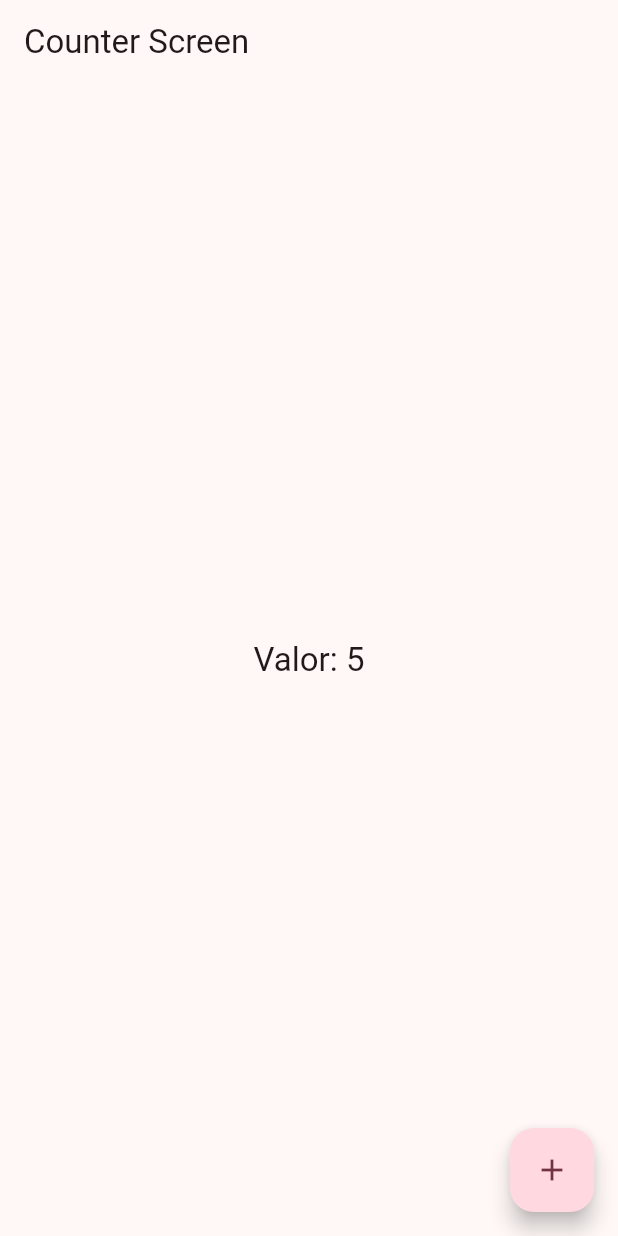
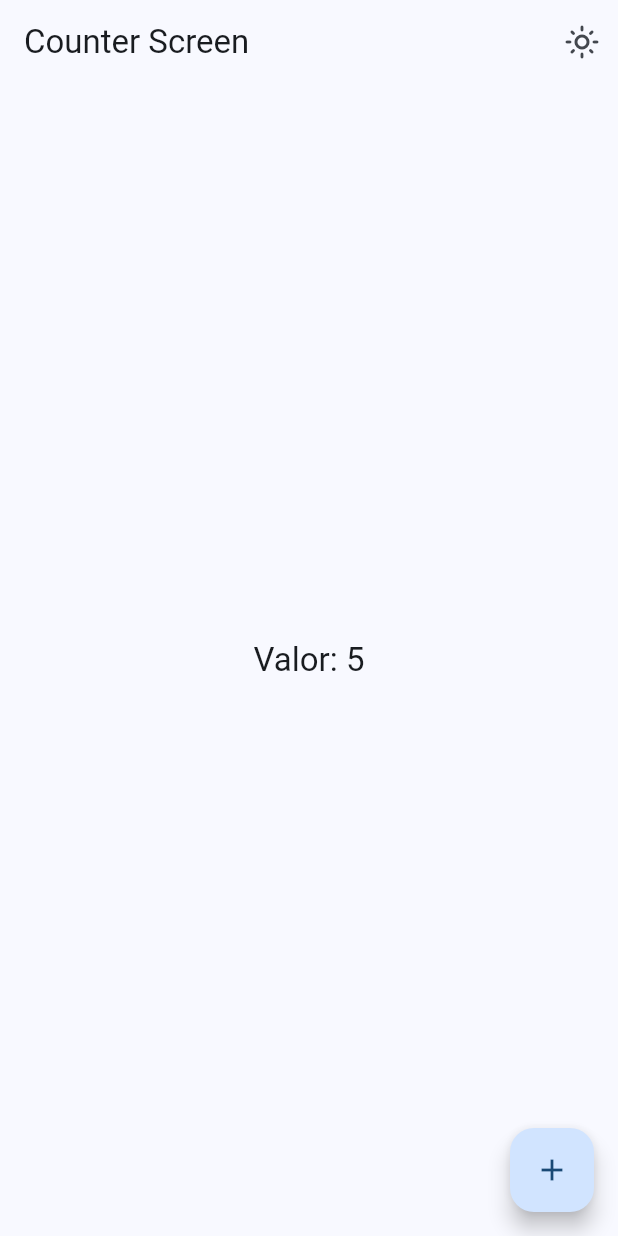
Before and after one commit to FBecerra2/widget_app, a Flutter app: the CounterScreen screen opened by its route, on a phone screen of 412 x 824 dp. Run offline on Flutter 3.47's test engine with Material 2 defaults, Android fonts, the phone set to English and light mode, and no system bars; our stand-ins replace animate_do, flutter_riverpod, go_router.

Commit message:
Before State Notifier

```diff
--- a/lib/config/menu/menu_items.dart
+++ b/lib/config/menu/menu_items.dart
@@ -59,4 +59,9 @@ const appMenuItems = <MenuItem>[
       subTitle: 'Infinite List and pull to refresh',
       link: '/infinite',
       icon: Icons.list_alt_rounded),
+  MenuItem(
+      title: 'Cambiar tema',
+      subTitle: 'Cambiar tema de la aplicación',
+      link: '/theme-changer',
+      icon: Icons.color_lens_outlined),
 ];
--- a/lib/config/router/app_router.dart
+++ b/lib/config/router/app_router.dart
@@ -52,5 +52,10 @@ final appRouter = GoRouter(
       name: CounterScreen.name,
       builder: (context, state) => const CounterScreen(),
     ),
+    GoRoute(
+      path: '/theme-changer',
+      name: ThemeChangerScreen.name,
+      builder: (context, state) => const ThemeChangerScreen(),
+    ),
   ],
 );
--- a/lib/config/theme/app_theme.dart
+++ b/lib/config/theme/app_theme.dart
@@ -14,14 +14,16 @@ const colorList = <Color>[
 
 class AppTheme {
   final int selectedColor;
+  final bool isDarkMode;
 
-  AppTheme({this.selectedColor = 0})
+  AppTheme({this.isDarkMode = false, this.selectedColor = 0})
       : assert(selectedColor >= 0, 'Selected color must be greater than 0'),
         assert(selectedColor < colorList.length,
             'Selected color must be less than ${colorList.length - 1}');
 
   ThemeData getTheme() => ThemeData(
         useMaterial3: true,
+        brightness: isDarkMode ? Brightness.dark : Brightness.light,
         colorSchemeSeed: colorList[selectedColor],
         appBarTheme: const AppBarTheme(centerTitle: false),
       );
--- /dev/null
+++ b/lib/presentation/providers/theme_provider.dart
@@ -0,0 +1,9 @@
+import 'package:flutter_riverpod/flutter_riverpod.dart';
+import 'package:widget_app/config/theme/app_theme.dart';
+
+final isDarkModeProvider = StateProvider<bool>((ref) => false);
+
+//Listado de colores inmutables
+final colorListProvider = Provider((ref) => colorList);
+
+final selectedColorProvider = StateProvider((ref) => 0);
--- a/lib/presentation/screen/app_tutorial/app_tutorial_screen.dart
+++ b/lib/presentation/screen/app_tutorial/app_tutorial_screen.dart
@@ -54,7 +54,7 @@ class _AppTutorialScreenState extends State<AppTutorialScreen> {
 
   @override
   void dispose() {
-    // TODO: implement dispose es para eliminar los listener que no se usa con StateFul Widget
+    //implement dispose es para eliminar los listener que no se usa con StateFul Widget
     pageViewController.dispose();
     super.dispose();
   }
--- a/lib/presentation/screen/buttons/buttons_screen.dart
+++ b/lib/presentation/screen/buttons/buttons_screen.dart
@@ -86,7 +86,7 @@ class _ButtonsView extends StatelessWidget {
                   backgroundColor: MaterialStatePropertyAll(colors.primary),
                   iconColor: const MaterialStatePropertyAll(Colors.white)),
             ),
-            //TODO: Custom Button
+            //Custom Button
 
             const CustomButton(),
           ],
--- a/lib/presentation/screen/counter/counter_screen.dart
+++ b/lib/presentation/screen/counter/counter_screen.dart
@@ -1,7 +1,7 @@
 import 'package:flutter/material.dart';
 import 'package:flutter_riverpod/flutter_riverpod.dart';
-import 'package:go_router/go_router.dart';
 import 'package:widget_app/presentation/providers/counter_provider.dart';
+import 'package:widget_app/presentation/providers/theme_provider.dart';
 
 class CounterScreen extends ConsumerWidget {
   static const name = 'counter_screen';
@@ -10,9 +10,23 @@ class CounterScreen extends ConsumerWidget {
   @override
   Widget build(BuildContext context, WidgetRef ref) {
     final int clickCounter = ref.watch(counterProvider);
+    final bool isDarkMode = ref.watch(isDarkModeProvider);
     return Scaffold(
       appBar: AppBar(
         title: const Text('Counter Screen'),
+        actions: [
+          IconButton(
+            icon: Icon(isDarkMode
+                ? Icons.dark_mode_outlined
+                : Icons.light_mode_outlined),
+            onPressed: () {
+              ref
+                  .read(isDarkModeProvider.notifier)
+                  .update((isDakMode) => !isDakMode);
+            },
+          )
+          //IconButton(onPressed: (){}, icon: const Icon(Icons.night_mode_outlined))
+        ],
       ),
       body: Center(
         child: Text('Valor: $clickCounter',
@@ -21,7 +35,8 @@ class CounterScreen extends ConsumerWidget {
       floatingActionButton: FloatingActionButton(
           child: const Icon(Icons.add),
           onPressed: () {
-            context.pop();
+            ref.read(counterProvider.notifier).state++;
+            //ref.read(counterProvider.notifier).update((state) => state + 1);
           }),
     );
   }
--- a/lib/presentation/screen/infinite_scroll/infinite_scroll_screen.dart
+++ b/lib/presentation/screen/infinite_scroll/infinite_scroll_screen.dart
@@ -44,11 +44,11 @@ class _InfiniteScrollScreenState extends State<InfiniteScrollScreen> {
     addFiveImages();
     isLoading = false;
 
-    //TODO: Revisar si esta montado el componente / widget - Seguir el isMounted que se pone false en el Dispose para cerar el Widget
+    //TRevisar si esta montado el componente / widget - Seguir el isMounted que se pone false en el Dispose para cerar el Widget
     if (!isMounted) return;
     setState(() {});
 
-    //TODO: Mover scroll
+    //Mover scroll
     moveScrollToBotton();
   }
 
--- a/lib/presentation/screen/screens.dart
+++ b/lib/presentation/screen/screens.dart
@@ -1,4 +1,5 @@
 //Archivos de Barril
+export 'package:widget_app/presentation/screen/theme_changer/theme_changer.dart';
 export 'package:widget_app/presentation/screen/counter/counter_screen.dart';
 export 'package:widget_app/presentation/screen/snackbar/snackbar_screen.dart';
 export 'package:flutter/material.dart';
```
Also changed, not shown: lib/main.dart (+7 -3 lines), lib/presentation/screen/theme_changer/theme_changer.dart (added, +58 -0 lines).
